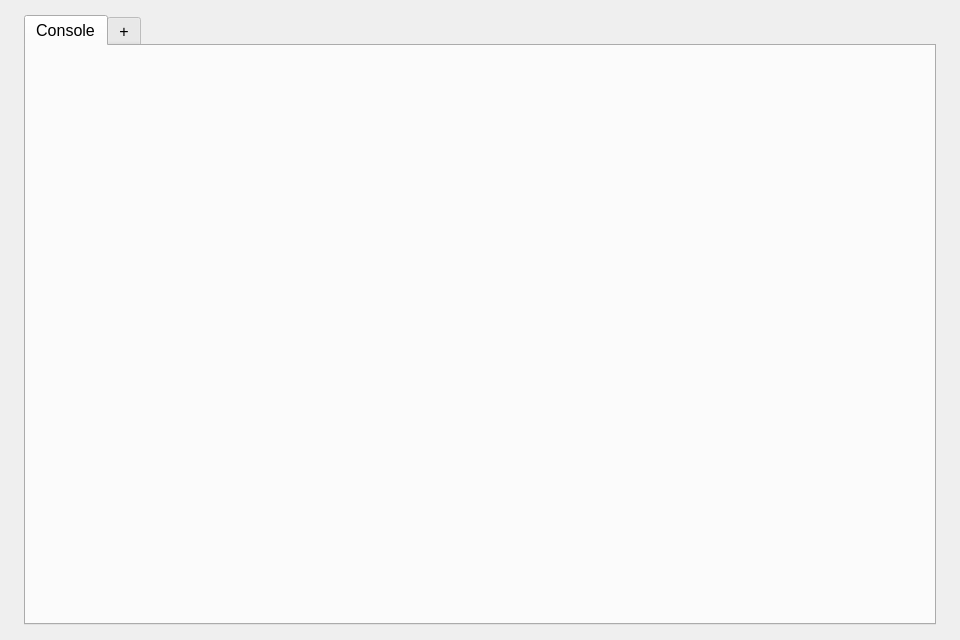
This is src/mainwindow.ui in Ernest314/WoW-Console-Runner as Qt 5 draws it before an edit. The edited form follows.
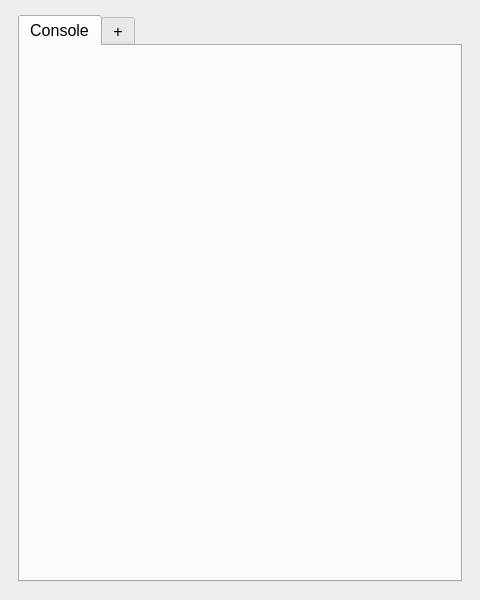
This is the edited form. Icons and pictures are not drawn.

Commit message: Updated spacing for main window

What changed in the file:
```diff
--- a/src/mainwindow.ui
+++ b/src/mainwindow.ui
@@ -6,8 +6,8 @@
    <rect>
     <x>0</x>
     <y>0</y>
-    <width>960</width>
-    <height>640</height>
+    <width>480</width>
+    <height>600</height>
    </rect>
   </property>
   <property name="windowTitle">
@@ -19,20 +19,17 @@
   </property>
   <widget class="QWidget" name="widget_main">
    <layout class="QHBoxLayout" name="layout_main">
-    <property name="spacing">
-     <number>15</number>
-    </property>
     <property name="leftMargin">
-     <number>24</number>
+     <number>18</number>
     </property>
     <property name="topMargin">
      <number>15</number>
     </property>
     <property name="rightMargin">
-     <number>24</number>
+     <number>18</number>
     </property>
     <property name="bottomMargin">
-     <number>15</number>
+     <number>18</number>
     </property>
     <item>
      <widget class="QTabWidget" name="tabWidget">
```
